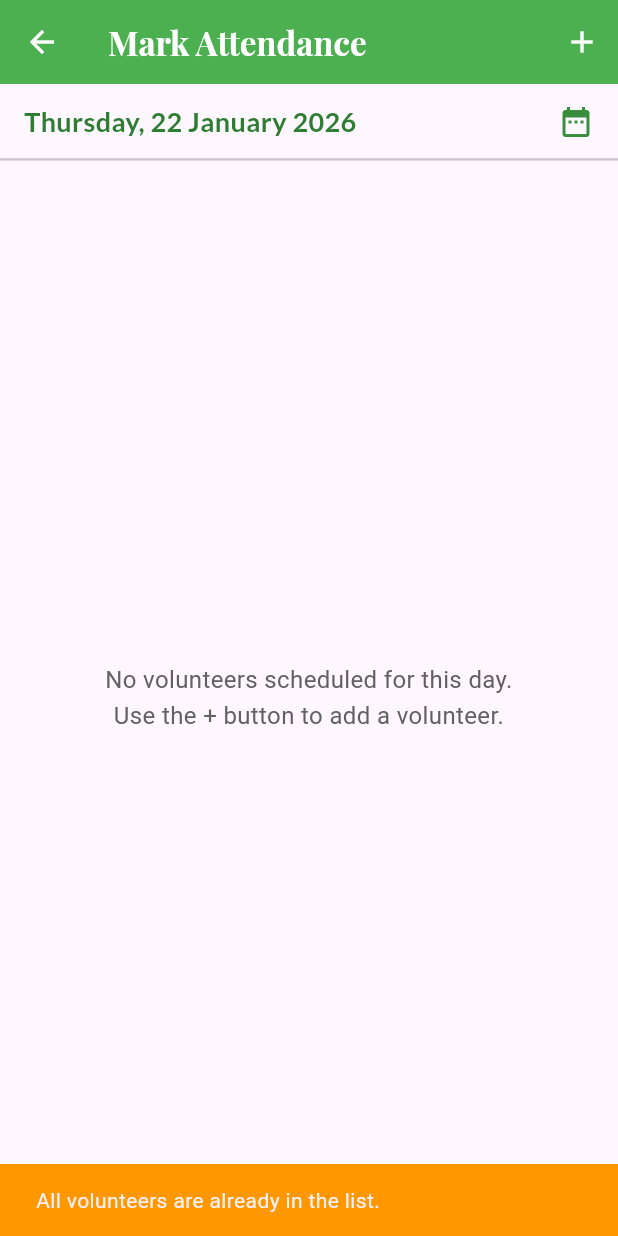
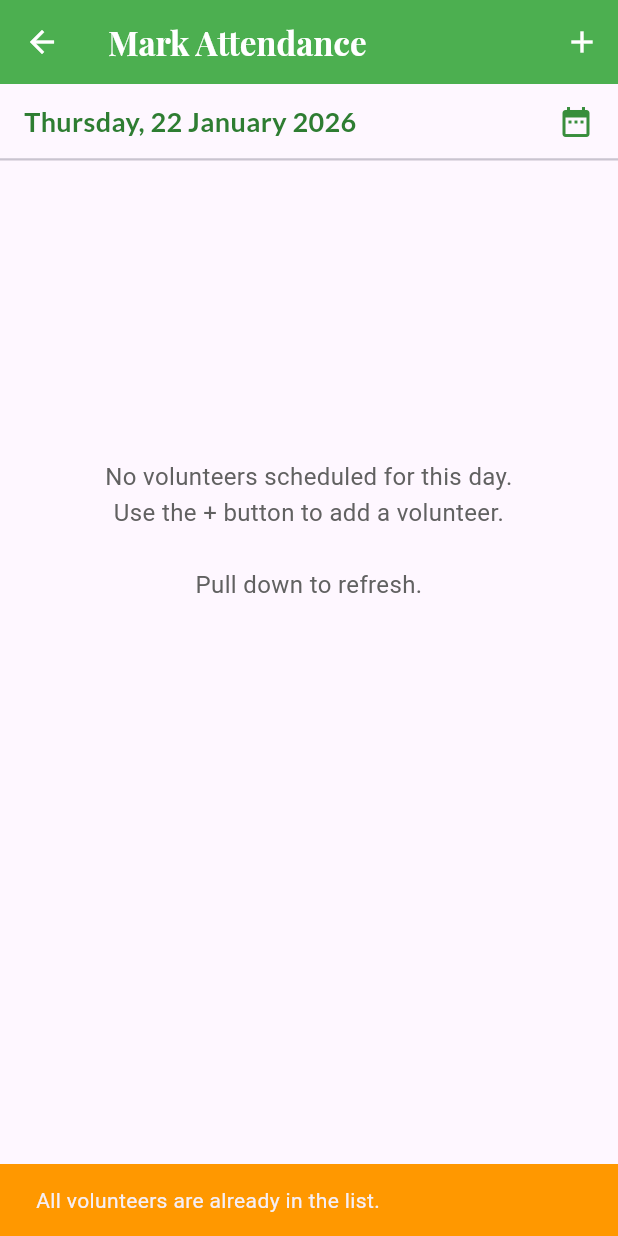
Before and after one commit to TitanX311/weCan, a Flutter app: the Attendance screen opened directly, after a tap on the "add" icon, on a phone screen of 412 x 824 dp. Run offline on Flutter 3.47's test engine with Material 3 defaults, Android fonts, the phone set to English and light mode, and no system bars; our stand-ins replace animate_do, carousel_slider, cloud_firestore, firebase_auth, firebase_core, google_fonts and 1 more; accounts and stored records are empty.

Commit message:
pull to refresh added

```diff
--- a/lib/attendance.dart
+++ b/lib/attendance.dart
@@ -62,8 +62,8 @@ class _AttendanceState extends State<Attendance> {
       builder: (context) {
         return AddVolunteerDialog(
           volunteers: selectableVolunteers,
-          onSelect: (name) {
-            listState.addVolunteer(name);
+          onSelect: (name) async {
+            await listState.addVolunteer(name);
           },
         );
       },
@@ -171,12 +171,14 @@ class _VolunteerAttendanceListState extends State<VolunteerAttendanceList> {
     _loadData();
   }
 
-  void _loadData() async {
+  Future<void> _loadData() async {
     if (!mounted) return;
 
     setState(() {
       _isLoading = true;
     });
+
+    await getAllVolunteers();
 
     final scheduled = await _getScheduledVolunteers(widget.selectedDate);
     final attendance = await _getAttendance(widget.selectedDate);
@@ -395,24 +397,37 @@ class _VolunteerAttendanceListState extends State<VolunteerAttendanceList> {
       return const Center(child: CircularProgressIndicator());
     }
     if (_displayVolunteers.isEmpty) {
-      return Center(
+      return RefreshIndicator(
+        onRefresh: _loadData,
+        child: SingleChildScrollView(
+          physics: const AlwaysScrollableScrollPhysics(),
+          child: SizedBox(
+            height: MediaQuery.of(context).size.height * 0.6,
+            child: Center(
               child: Padding(
                 padding: const EdgeInsets.all(24.0),
                 child: Text(
-            'No volunteers scheduled for this day.\nUse the + button to add a volunteer.',
+                  'No volunteers scheduled for this day.\nUse the + button to add a volunteer.\n\nPull down to refresh.',
                   textAlign: TextAlign.center,
                   style: TextStyle(
                       fontSize: 16, color: Colors.grey.shade700, height: 1.5),
                 ),
               ),
+            ),
+          ),
+        ),
       );
     }
 
-    return ListView.builder(
+    return RefreshIndicator(
+      onRefresh: _loadData,
+      color: Colors.green,
+      child: ListView.builder(
+        physics: const AlwaysScrollableScrollPhysics(),
         itemCount: _displayVolunteers.length,
         itemBuilder: (context, index) {
           final String volunteer = _displayVolunteers[index];
-        final phone = volunteerPhoneMap[volunteer] ?? "Unknown";
+          final phone = allVolunteerPhoneMap[volunteer] ?? "Unknown";
           final volunteerName = "$volunteer - $phone";
 
           final status = _attendanceMap[volunteer] ?? AttendanceStatus.none;
@@ -471,16 +486,20 @@ class _VolunteerAttendanceListState extends State<VolunteerAttendanceList> {
             ),
           );
         },
+      ),
     );
   }
 }
 
 class AddVolunteerDialog extends StatefulWidget {
   final List<String> volunteers;
-  final Function(String) onSelect;
+  final Future<void> Function(String) onSelect;
 
-  const AddVolunteerDialog(
-      {super.key, required this.volunteers, required this.onSelect});
+  const AddVolunteerDialog({
+    super.key,
+    required this.volunteers,
+    required this.onSelect,
+  });
 
   @override
   State<AddVolunteerDialog> createState() => _AddVolunteerDialogState();
@@ -533,9 +552,9 @@ class _AddVolunteerDialogState extends State<AddVolunteerDialog> {
                   final volunteerName = _filteredVolunteers[index];
                   return ListTile(
                     title: Text(volunteerName),
-                    onTap: () {
-                      widget.onSelect(volunteerName);
-                      Navigator.pop(context);
+                    onTap: () async {
+                      await widget.onSelect(volunteerName);
+                      if (mounted) Navigator.pop(context);
                     },
                   );
                 },
```
Lines whose indentation alone changed are shown as unchanged.
